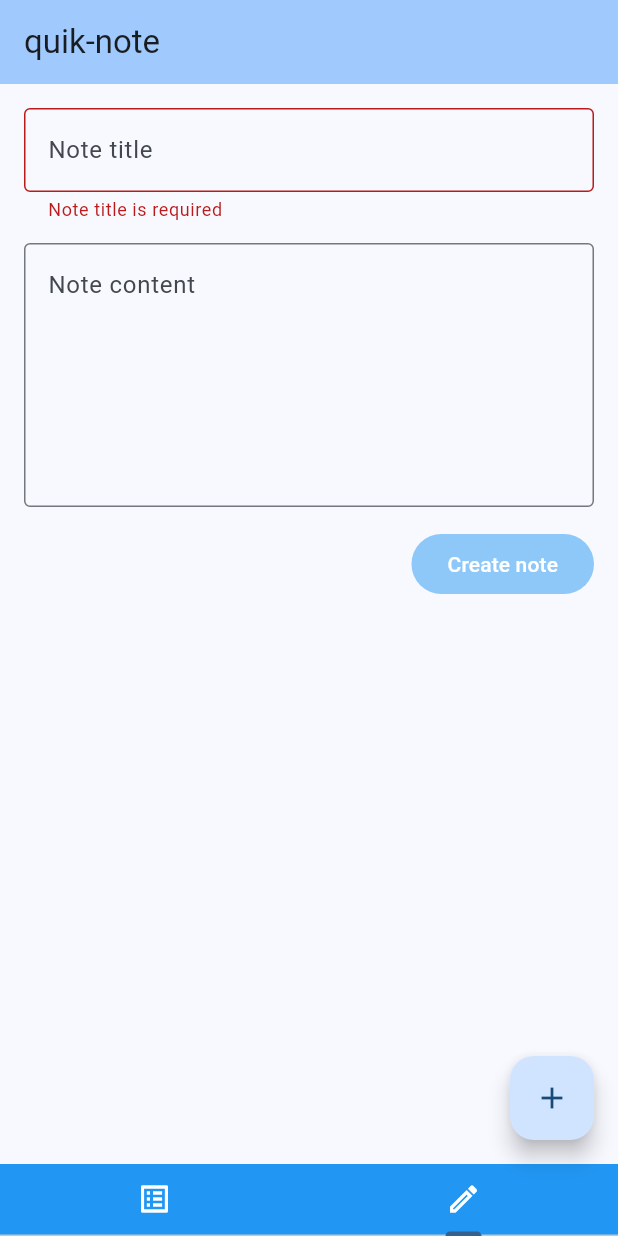
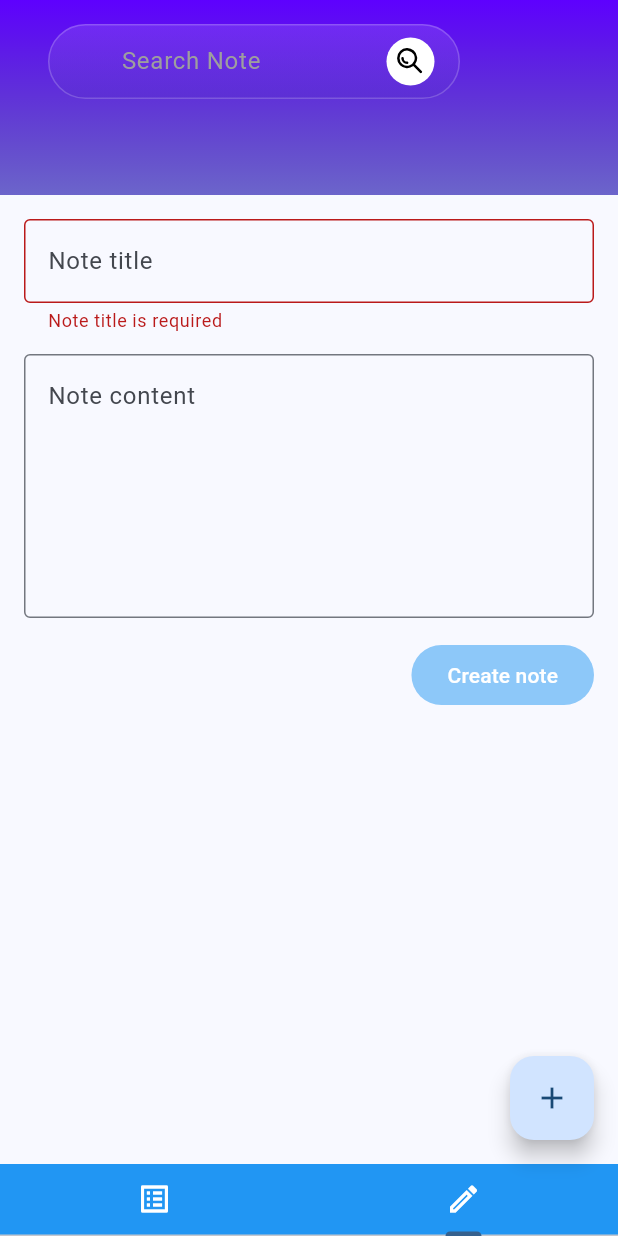
Before and after one commit to Quikler/quik-note, a Flutter app: the screen it shows after launch, tab 2 chosen, on a phone screen of 412 x 824 dp. Run offline on Flutter 3.47's test engine with Material 3 defaults, Android fonts, the phone set to English and light mode, and no system bars; our stand-ins replace flutter_svg, sqflite, sqflite_common_ffi; accounts and stored records are empty.

Commit message:
feat: Add custom AppBarWidget which contains search field by design

```diff
--- a/lib/main.dart
+++ b/lib/main.dart
@@ -1,8 +1,11 @@
 import 'package:flutter/material.dart';
+import 'package:flutter_svg/svg.dart';
+import 'package:quik_note/widgets/app_bar.dart';
 
 import 'data/db.dart';
 import 'forms/create_note_form.dart';
 import 'models/note.dart';
+import 'svgs/common.dart';
 import 'widgets/note.dart';
 import 'package:sqflite_common_ffi/sqflite_ffi.dart';
 
@@ -84,8 +87,9 @@ class _MyHomePageState extends State<MyHomePage>
         ),
       ),
       appBar: AppBar(
+        flexibleSpace: AppBarWidget(),
+        toolbarHeight: 130,
         backgroundColor: Theme.of(context).colorScheme.inversePrimary,
-        title: Text(widget.title),
       ),
       body: Container(
         margin: EdgeInsets.all(16),
--- /dev/null
+++ b/lib/widgets/app_bar.dart
@@ -0,0 +1,68 @@
+import 'package:flutter/material.dart';
+import 'package:flutter_svg/svg.dart';
+
+import '../svgs/common.dart';
+
+class AppBarWidget extends StatelessWidget {
+  const AppBarWidget({super.key});
+
+  @override
+  Widget build(BuildContext context) {
+    return Container(
+      decoration: const BoxDecoration(
+        gradient: LinearGradient(
+          begin: Alignment.topCenter,
+          end: Alignment.bottomCenter,
+          colors: [Color(0xff5E00FF), Color(0x80380099)],
+        ),
+      ),
+      padding: EdgeInsets.symmetric(vertical: 16, horizontal: 32),
+      child: Column(
+        crossAxisAlignment: CrossAxisAlignment.start,
+        children: [
+          Container(
+            width: MediaQuery.of(context).size.width / 1.5,
+            padding: EdgeInsets.only(left: 48, right: 16),
+            decoration: BoxDecoration(
+              border: BoxBorder.all(color: Colors.white.withAlpha(50)),
+              borderRadius: BorderRadius.all(Radius.circular(324)),
+              gradient: LinearGradient(
+                begin: Alignment.topCenter,
+                end: Alignment.bottomCenter,
+                colors: [Colors.white, Color(0xFF3E15B9)],
+              ).withOpacity(0.12),
+            ),
+            child: Row(
+              children: [
+                Expanded(
+                  child: TextField(
+                    style: TextStyle(color: Colors.white),
+                    decoration: const InputDecoration(
+                      border: InputBorder.none,
+                      hintText: "Search Note",
+                      hintStyle: TextStyle(color: Colors.grey),
+                      fillColor: Colors.red,
+                    ),
+                  ),
+                ),
+                Container(
+                  padding: EdgeInsets.all(6),
+                  decoration: BoxDecoration(
+                    color: Colors.white,
+                    borderRadius: BorderRadius.all(Radius.circular(100)),
+                  ),
+                  child: SvgPicture.string(
+                    width: 20,
+                    magnifierGlassSvg,
+                    semanticsLabel: 'Magnifier glass',
+                  ),
+                ),
+              ],
+            ),
+          ),
+        ],
+      ),
+      //title: Text(widget.title),
+    );
+  }
+}
```
